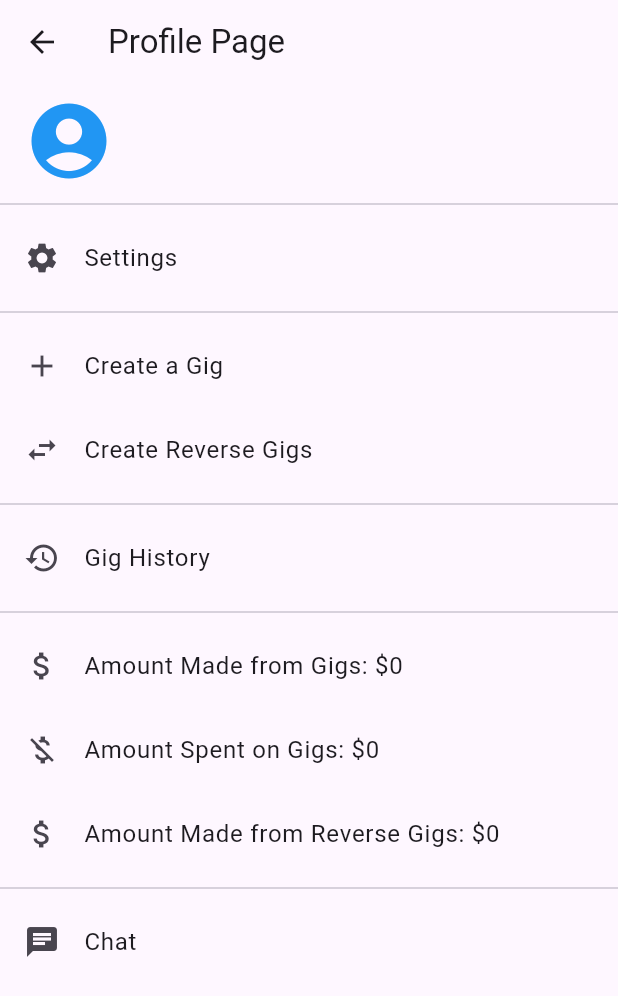
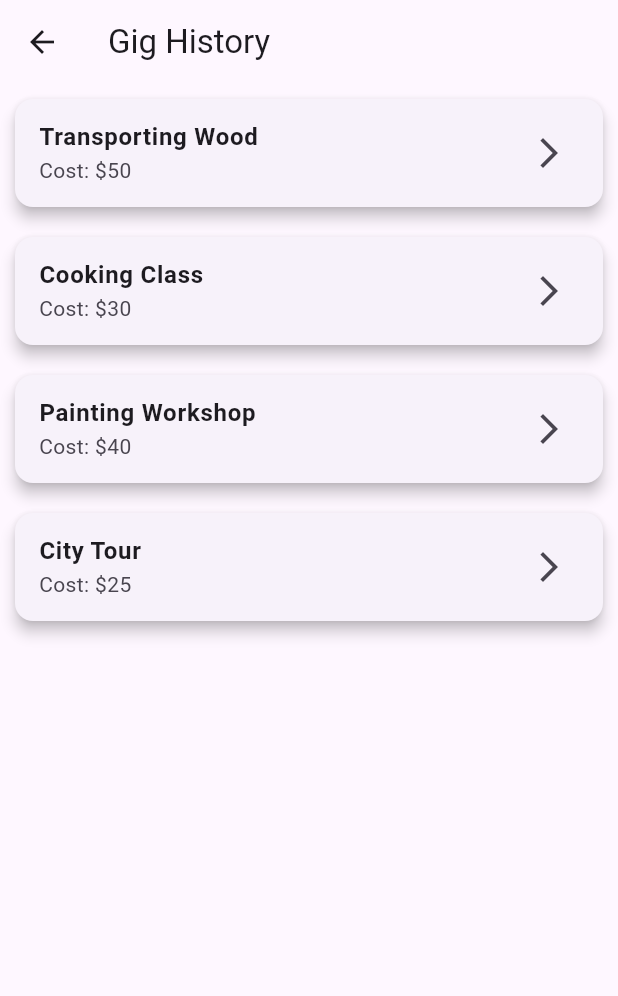
Before and after one commit to Ante-237/buytime, a Flutter app: the UserProfilePage screen opened directly, after a tap on "Gig History", on a phone screen of 412 x 824 dp. Shown: the top 996 px of the screen. Run offline on Flutter 3.47's test engine with Material 3 defaults, Android fonts, the light colour scheme and no system bars; our stand-ins replace cloud_firestore, email_validator, firebase_analytics, firebase_auth, firebase_core, flutter_spinkit and 2 more; accounts and stored records are empty; generated files the repository leaves out were written again.

Commit message:
gigs history

```diff
--- a/lib/UI/MORE/gig_history.dart
+++ b/lib/UI/MORE/gig_history.dart
@@ -0,0 +1,65 @@
+import 'package:buytime/UI/UserProfilePage.dart';
+import 'package:flutter/material.dart';
+
+
+
+class GigHistory extends StatelessWidget {
+
+  @override
+  Widget build(BuildContext context) {
+    return MaterialApp(
+      title: 'Activity List',
+      theme: ThemeData(
+        primarySwatch: Colors.blue,
+        visualDensity: VisualDensity.adaptivePlatformDensity,
+      ),
+      home: ActivityListPage(),
+    );
+  }
+}
+
+class ActivityListPage extends StatelessWidget {
+  final List<Map<String, dynamic>> activities = [
+    {"name": "Transporting Wood", "cost": 50},
+    {"name": "Cooking Class", "cost": 30},
+    {"name": "Painting Workshop", "cost": 40},
+    {"name": "City Tour", "cost": 25},
+    // Add more activities here
+  ];
+
+  @override
+  Widget build(BuildContext context) {
+    return Scaffold(
+      appBar: AppBar(
+
+        title: Text('Gig History'),
+        leading: IconButton(
+          icon: Icon(Icons.arrow_back),
+          onPressed: () {
+            Navigator.push(
+              context,
+              MaterialPageRoute(builder: (context) =>  UserProfilePage()),
+            ); // This line will navigate back to the previous screen
+          },
+        ),
+      ),
+      body: ListView.builder(
+        itemCount: activities.length,
+        itemBuilder: (context, index) {
+          return Card(
+            elevation: 4,
+            margin: EdgeInsets.all(10),
+            child: ListTile(
+              title: Text(
+                activities[index]["name"],
+                style: TextStyle(fontWeight: FontWeight.bold),
+              ),
+              subtitle: Text("Cost: \$${activities[index]["cost"]}"),
+              trailing: Icon(Icons.arrow_forward_ios),
+            ),
+          );
+        },
+      ),
+    );
+  }
+}
--- a/lib/UI/UserProfilePage.dart
+++ b/lib/UI/UserProfilePage.dart
@@ -1,5 +1,6 @@
 
 
+import 'package:buytime/UI/MORE/gig_history.dart';
 import 'package:buytime/main.dart';
 import 'package:cloud_firestore/cloud_firestore.dart';
 import 'package:firebase_auth/firebase_auth.dart';
@@ -68,6 +69,14 @@
   }
 
 
+  void openGigHistory(BuildContext context){
+    Navigator.push(
+      context,
+      MaterialPageRoute(builder: (context) =>  GigHistory()),
+    );
+  }
+
+
   @override
   void initState() {
     // TODO: implement initState
@@ -90,6 +99,15 @@
     return Scaffold(
       appBar: AppBar(
         title: Text('Profile Page'),
+        leading: IconButton(
+          icon: Icon(Icons.arrow_back),
+          onPressed: () {
+            Navigator.push(
+              context,
+              MaterialPageRoute(builder: (context) =>  MyApp()),
+            ); // This line will navigate back to the previous screen
+          },
+        ),
       ),
       body: Column(
         crossAxisAlignment: CrossAxisAlignment.start,
@@ -136,6 +154,7 @@
             title: Text('Gig History'),
             onTap: () {
               // Implement action for viewing gig history
+              openGigHistory(context);
             },
           ),
           Divider(),
```
Also changed, not shown: lib/UI/MORE/create_gigs.dart (added).
